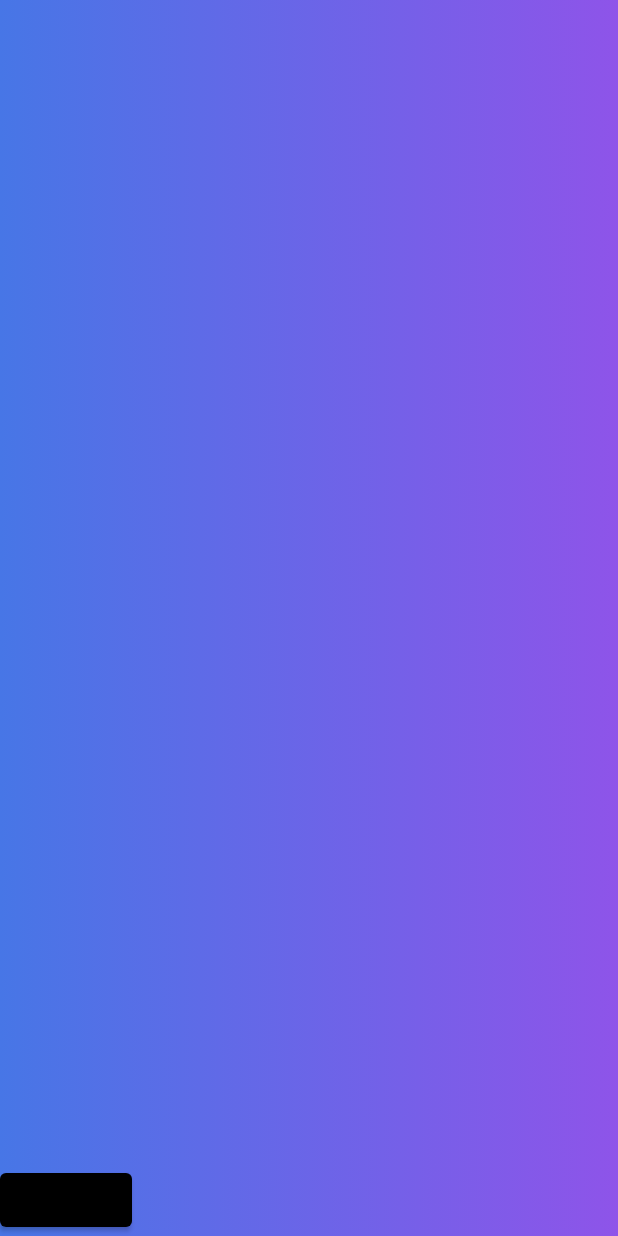
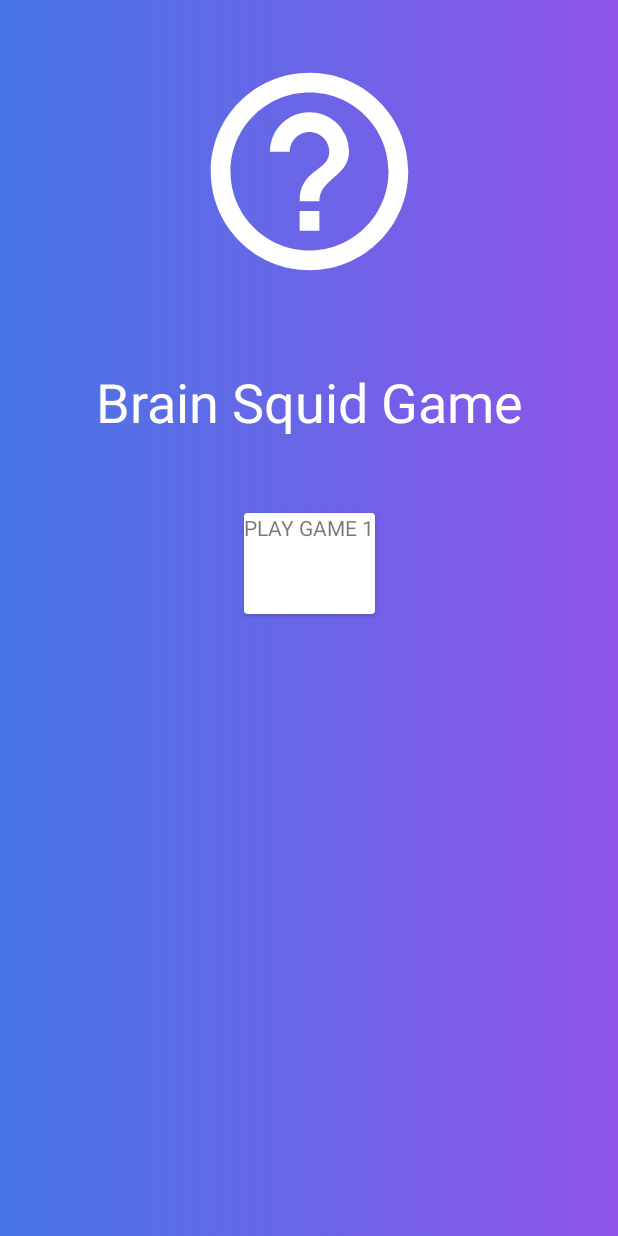
Before and after one commit to MrUchqun/BrainSquidGame, an Android app: the screen it shows after launch (MainActivity), on a phone screen of 412 x 824 dp. Run offline under Robolectric (Android 15) with nearby library versions, the phone set to English and light mode, and no system bars; 2 statements that could not run were skipped.

Commit message:
I have add changes

```diff
--- /dev/null
+++ b/app/src/main/res/drawable/ic_baseline_help_outline_24.xml
@@ -0,0 +1,5 @@
+<vector android:autoMirrored="true" android:height="158dp"
+    android:tint="#FFFFFF" android:viewportHeight="24"
+    android:viewportWidth="24" android:width="158dp" xmlns:android="http://schemas.android.com/apk/res/android">
+    <path android:fillColor="@android:color/white" android:pathData="M11,18h2v-2h-2v2zM12,2C6.48,2 2,6.48 2,12s4.48,10 10,10 10,-4.48 10,-10S17.52,2 12,2zM12,20c-4.41,0 -8,-3.59 -8,-8s3.59,-8 8,-8 8,3.59 8,8 -3.59,8 -8,8zM12,6c-2.21,0 -4,1.79 -4,4h2c0,-1.1 0.9,-2 2,-2s2,0.9 2,2c0,2 -3,1.75 -3,5h2c0,-2.25 3,-2.5 3,-5 0,-2.21 -1.79,-4 -4,-4z"/>
+</vector>
--- /dev/null
+++ b/app/src/main/res/drawable/ic_baseline_play_circle_outline_24.xml
@@ -0,0 +1,5 @@
+<vector android:alpha="0.4" android:height="54dp"
+    android:tint="?attr/colorControlNormal" android:viewportHeight="24"
+    android:viewportWidth="24" android:width="54dp" xmlns:android="http://schemas.android.com/apk/res/android">
+    <path android:fillColor="@android:color/white" android:pathData="M10,16.5l6,-4.5 -6,-4.5v9zM12,2C6.48,2 2,6.48 2,12s4.48,10 10,10 10,-4.48 10,-10S17.52,2 12,2zM12,20c-4.41,0 -8,-3.59 -8,-8s3.59,-8 8,-8 8,3.59 8,8 -3.59,8 -8,8z"/>
+</vector>
--- a/app/src/main/res/layout/activity_main.xml
+++ b/app/src/main/res/layout/activity_main.xml
@@ -1,5 +1,5 @@
 <?xml version="1.0" encoding="utf-8"?>
-<RelativeLayout xmlns:android="http://schemas.android.com/apk/res/android"
+<androidx.constraintlayout.widget.ConstraintLayout xmlns:android="http://schemas.android.com/apk/res/android"
     xmlns:tools="http://schemas.android.com/tools"
     android:layout_width="match_parent"
     xmlns:app="http://schemas.android.com/apk/res-auto"
@@ -7,17 +7,58 @@
     android:layout_height="match_parent"
     tools:context=".MainActivity">
 
+    <ImageView
+        android:id="@+id/help_icon"
+        android:src="@drawable/ic_baseline_help_outline_24"
+        app:layout_constraintLeft_toLeftOf="parent"
+        app:layout_constraintRight_toRightOf="parent"
+        android:layout_marginTop="35dp"
+        app:layout_constraintTop_toTopOf="parent"
+        android:layout_width="wrap_content"
+        android:layout_height="wrap_content"/>
+
+    <TextView
+        android:id="@+id/brain_suid_game_text"
+        app:layout_constraintLeft_toLeftOf="parent"
+        app:layout_constraintRight_toRightOf="parent"
+        app:layout_constraintTop_toBottomOf="@id/help_icon"
+        android:layout_marginTop="50dp"
+        android:text="Brain Squid Game"
+        android:textColor="@color/white"
+        android:textSize="36sp"
+        android:layout_width="wrap_content"
+        android:layout_height="wrap_content"/>
+
+    <androidx.cardview.widget.CardView
+        app:layout_constraintLeft_toLeftOf="parent"
+        app:layout_constraintRight_toRightOf="parent"
+        app:layout_constraintTop_toBottomOf="@id/brain_suid_game_text"
+        android:layout_marginTop="50dp"
+        android:background="?attr/selectableItemBackground"
+        android:layout_width="wrap_content"
+        android:layout_height="67dp">
+
+        <LinearLayout
+            android:layout_width="match_parent"
+            android:layout_height="match_parent"
+            android:orientation="horizontal"
+            android:weightSum="4"
+            app:cardBackgroundColor="@color/white">
+
+            <TextView
+                android:text="PLAY GAME 1"
+                android:layout_width="match_parent"
+                android:layout_height="wrap_content"/>
+        </LinearLayout>
+
+    </androidx.cardview.widget.CardView>
+
     <LinearLayout
         android:id="@+id/linear"
         android:layout_width="match_parent"
         android:layout_height="match_parent"
         android:orientation="vertical" />
 
-    <Button
-        android:id="@+id/btn_1"
-        android:layout_width="wrap_content"
-        android:layout_height="wrap_content"
-        android:layout_alignParentBottom="true"
-        app:backgroundTint="@color/black" />
 
-</RelativeLayout>
+
+</androidx.constraintlayout.widget.ConstraintLayout>
```
